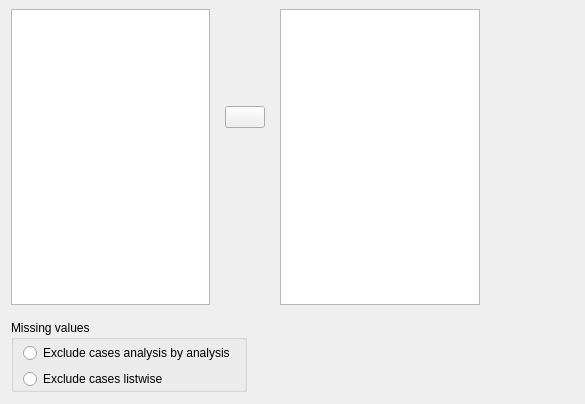
Old version of the form JASP-Desktop/analysisforms/ttestbayesianonesampleform.ui in the repository jasp-stats/jasp-desktop.
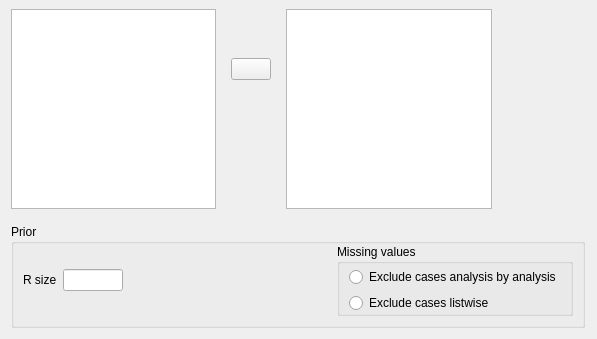
New version of the form. Custom widgets are drawn as their Qt base class.

Diff of the .ui file:
```diff
--- a/JASP-Desktop/analysisforms/ttestbayesianonesampleform.ui
+++ b/JASP-Desktop/analysisforms/ttestbayesianonesampleform.ui
@@ -6,8 +6,8 @@
    <rect>
     <x>0</x>
     <y>0</y>
-    <width>585</width>
-    <height>404</height>
+    <width>597</width>
+    <height>335</height>
    </rect>
   </property>
   <property name="windowTitle">
@@ -20,60 +20,7 @@
    <property name="rightMargin">
     <number>0</number>
    </property>
-   <property name="bottomMargin">
-    <number>12</number>
-   </property>
-   <item row="2" column="0">
-    <widget class="QGroupBox" name="groupBox_9">
-     <property name="title">
-      <string>Missing values</string>
-     </property>
-     <property name="flat">
-      <bool>true</bool>
-     </property>
-     <layout class="QGridLayout" name="gridLayout_4">
-      <property name="leftMargin">
-       <number>0</number>
-      </property>
-      <property name="topMargin">
-       <number>3</number>
-      </property>
-      <property name="rightMargin">
-       <number>0</number>
-      </property>
-      <property name="bottomMargin">
-       <number>0</number>
-      </property>
-      <item row="0" column="0">
-       <widget class="BoundGroupBox" name="missingValues" native="true">
-        <layout class="QGridLayout" name="gridLayout_6">
-         <property name="topMargin">
-          <number>0</number>
-         </property>
-         <property name="bottomMargin">
-          <number>0</number>
-         </property>
-         <item row="0" column="0">
-          <widget class="QRadioButton" name="_1excludeAnalysisByAnalysis">
-           <property name="text">
-            <string>Exclude cases analysis by analysis</string>
-           </property>
-          </widget>
-         </item>
-         <item row="1" column="0">
-          <widget class="QRadioButton" name="_2excludeListwise">
-           <property name="text">
-            <string>Exclude cases listwise</string>
-           </property>
-          </widget>
-         </item>
-        </layout>
-       </widget>
-      </item>
-     </layout>
-    </widget>
-   </item>
-   <item row="0" column="0" colspan="2">
+   <item row="0" column="0" colspan="3">
     <widget class="QWidget" name="widget" native="true">
      <property name="sizePolicy">
       <sizepolicy hsizetype="Fixed" vsizetype="Preferred">
@@ -225,18 +172,100 @@
      </layout>
     </widget>
    </item>
-   <item row="2" column="1">
-    <spacer name="horizontalSpacer">
-     <property name="orientation">
-      <enum>Qt::Horizontal</enum>
+   <item row="1" column="0">
+    <widget class="QGroupBox" name="groupBox">
+     <property name="title">
+      <string>Prior</string>
      </property>
-     <property name="sizeHint" stdset="0">
-      <size>
-       <width>150</width>
-       <height>20</height>
-      </size>
+     <property name="flat">
+      <bool>true</bool>
      </property>
-    </spacer>
+     <layout class="QGridLayout" name="gridLayout_11">
+      <property name="topMargin">
+       <number>0</number>
+      </property>
+      <item row="0" column="0">
+       <widget class="QLabel" name="label">
+        <property name="text">
+         <string>R size</string>
+        </property>
+       </widget>
+      </item>
+      <item row="0" column="1">
+       <widget class="BoundTextBox" name="rSize">
+        <property name="maximumSize">
+         <size>
+          <width>60</width>
+          <height>16777215</height>
+         </size>
+        </property>
+       </widget>
+      </item>
+      <item row="0" column="2">
+       <spacer name="horizontalSpacer_2">
+        <property name="orientation">
+         <enum>Qt::Horizontal</enum>
+        </property>
+        <property name="sizeHint" stdset="0">
+         <size>
+          <width>91</width>
+          <height>20</height>
+         </size>
+        </property>
+       </spacer>
+      </item>
+      <item row="0" column="3">
+       <widget class="QGroupBox" name="groupBox_9">
+        <property name="title">
+         <string>Missing values</string>
+        </property>
+        <property name="flat">
+         <bool>true</bool>
+        </property>
+        <layout class="QGridLayout" name="gridLayout_4">
+         <property name="leftMargin">
+          <number>0</number>
+         </property>
+         <property name="topMargin">
+          <number>3</number>
+         </property>
+         <property name="rightMargin">
+          <number>0</number>
+         </property>
+         <property name="bottomMargin">
+          <number>0</number>
+         </property>
+         <item row="0" column="0">
+          <widget class="BoundGroupBox" name="missingValues" native="true">
+           <layout class="QGridLayout" name="gridLayout_6">
+            <property name="topMargin">
+             <number>0</number>
+            </property>
+            <property name="bottomMargin">
+             <number>0</number>
+            </property>
+            <item row="0" column="0">
+             <widget class="QRadioButton" name="_1excludeAnalysisByAnalysis">
+              <property name="text">
+               <string>Exclude cases analysis by analysis</string>
+              </property>
+             </widget>
+            </item>
+            <item row="1" column="0">
+             <widget class="QRadioButton" name="_2excludeListwise">
+              <property name="text">
+               <string>Exclude cases listwise</string>
+              </property>
+             </widget>
+            </item>
+           </layout>
+          </widget>
+         </item>
+        </layout>
+       </widget>
+      </item>
+     </layout>
+    </widget>
    </item>
   </layout>
  </widget>
@@ -262,6 +291,11 @@
    <header>widgets/boundgroupbox.h</header>
    <container>1</container>
   </customwidget>
+  <customwidget>
+   <class>BoundTextBox</class>
+   <extends>QLineEdit</extends>
+   <header>widgets/boundtextbox.h</header>
+  </customwidget>
  </customwidgets>
  <resources/>
  <connections/>
```
Left out of the diff: 100 changed lines with no effect on the pictures.
